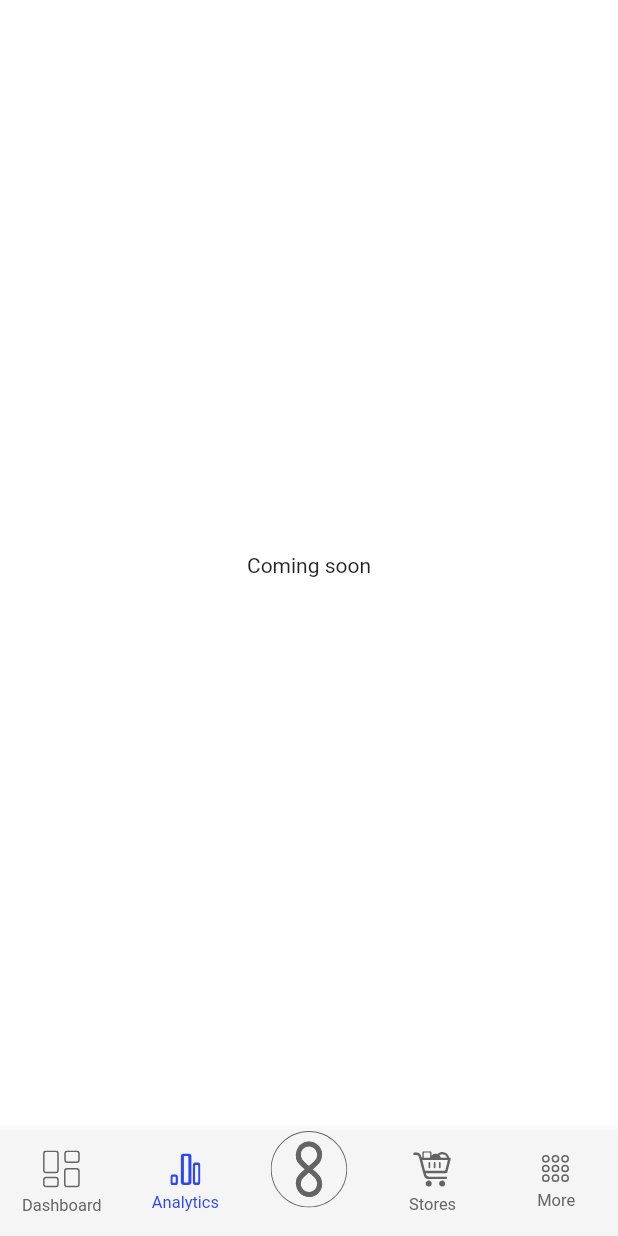
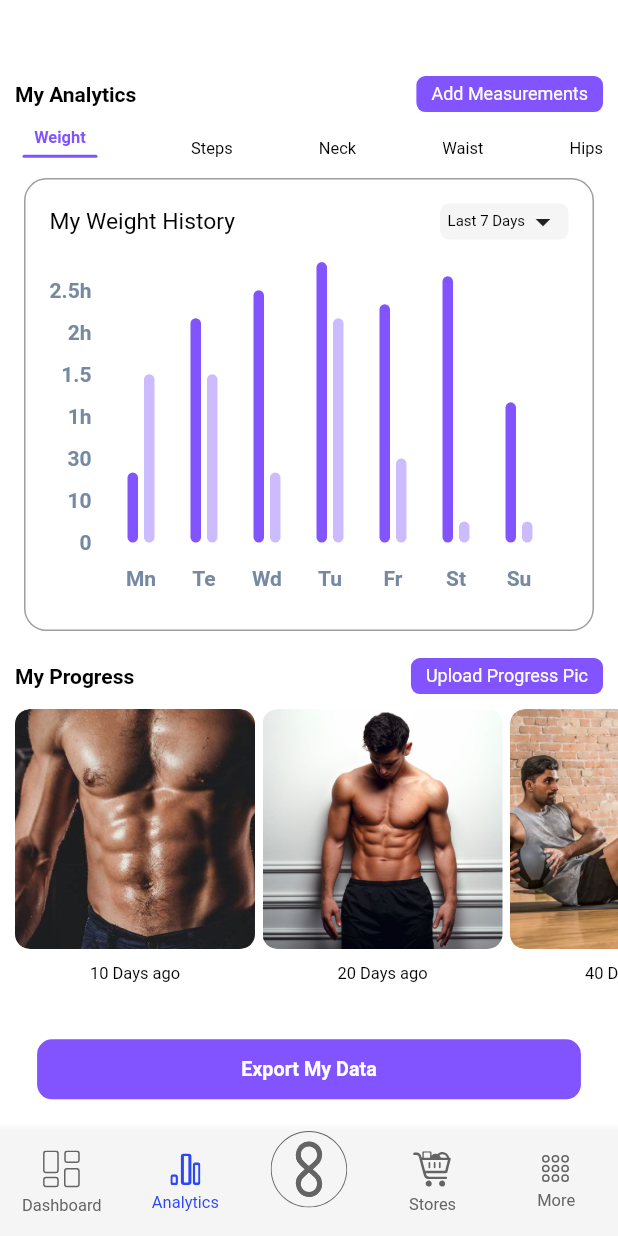
Before and after one commit to ibrahimsm83/Fitopia, a Flutter app: the HomeView screen opened by its route, swiped to page 2, on a phone screen of 412 x 824 dp. Run offline on Flutter 3.47's test engine with Material 2 defaults, Android fonts, the phone set to English and light mode, and no system bars; drawn by our look-alikes of fl_chart; our stand-ins replace bloc, dots_indicator, easy_localization, equatable, flutter_bloc, flutter_svg and 5 more; project files that could hold a hidden picture were left out.

Commit message:
Analytics screen done

```diff
--- a/lib/model/deshboard_model.dart
+++ b/lib/model/deshboard_model.dart
@@ -1,5 +1,4 @@
 import 'package:fitopia/presentation/resources/assets_manager.dart';
-import 'package:flutter/scheduler.dart';
 
 class weekDaysModel {
   int? id;
--- /dev/null
+++ b/lib/presentation/home/analytics_screen.dart
@@ -0,0 +1,247 @@
+import 'package:fitopia/presentation/Mixins/size.dart';
+import 'package:fitopia/presentation/resources/assets_manager.dart';
+import 'package:fitopia/presentation/resources/color_manager.dart';
+import 'package:fitopia/presentation/resources/styles_manager.dart';
+import 'package:fitopia/presentation/resources/values_manager.dart';
+import 'package:fitopia/widgets/bar_chart.dart';
+import 'package:fitopia/widgets/custome_button.dart';
+import 'package:flutter/material.dart';
+import 'package:responsive_sizer/responsive_sizer.dart';
+
+class AnalyticsView extends StatefulWidget {
+  const AnalyticsView({super.key});
+
+  @override
+  State<AnalyticsView> createState() => _AnalyticsViewState();
+}
+
+class _AnalyticsViewState extends State<AnalyticsView> {
+  static List myProgress = [
+    ImageAssets.myProgressImg1,
+    ImageAssets.myProgressImg2,
+    ImageAssets.myProgressImg3,
+    ImageAssets.myProgressImg1,
+    ImageAssets.myProgressImg2,
+    ImageAssets.myProgressImg3,
+    ImageAssets.workoutImage1,
+  ];
+  static List<String> myProgressText = <String>[
+    "10 Days ago",
+    "20 Days ago",
+    "40 Days ago",
+    "60 Days ago",
+    "80 Days ago",
+    "100 Days ago",
+    "120 Days ago",
+  ];
+
+  @override
+  Widget build(BuildContext context) {
+    return SingleChildScrollView(
+      child: Column(
+        children: [
+          SizedBox(height: 50.vs),
+          rowTextButton("My Analytics", "Add Measurements"),
+          SizedBox(height: 10),
+          Padding(
+            padding: const EdgeInsets.symmetric(horizontal: 10.0),
+            child: Row(
+              mainAxisAlignment: MainAxisAlignment.spaceBetween,
+              children: [
+                Column(
+                  children: [
+                    Text("Weight",
+                        style: getboldStyle(
+                            color: ColorManager.secondryTwo,fontSize: 10.mv)),
+                    Padding(
+                      padding: const EdgeInsets.all(5.0),
+                      child: Container(
+                        height: 2,
+                        width: 50,
+                        decoration: BoxDecoration(
+                            borderRadius: BorderRadius.circular(2),
+                            color: ColorManager.secondryTwo),
+                      ),
+                    ),
+                  ],
+                ),
+
+                Padding(
+                  padding: const EdgeInsets.fromLTRB(8.0, 8.0, 0.0, 5.0),
+                  child: Text("Steps",
+                      style: getRegularStyle(
+                          color: Theme.of(context).textTheme.bodyText1!.color!,
+                          fontSize: 10.mv)),
+                ),
+                Padding(
+                  padding: const EdgeInsets.fromLTRB(8.0, 8.0, 0.0, 5.0),
+                  child: Text("Neck",
+                      style: getRegularStyle(
+                          color: Theme.of(context).textTheme.bodyText1!.color!,
+                          fontSize: 10.mv)),
+                ),
+                Padding(
+                  padding: const EdgeInsets.fromLTRB(8.0, 8.0, 0.0, 5.0),
+                  child: Text("Waist",
+                      style: getRegularStyle(
+                          color: Theme.of(context).textTheme.bodyText1!.color!,
+                          fontSize: 10.mv)),
+                ),
+                Padding(
+                  padding: const EdgeInsets.fromLTRB(8.0, 8.0, 0.0, 5.0),
+                  child: Text("Hips",
+                      style: getRegularStyle(
+                          color: Theme.of(context).textTheme.bodyText1!.color!,
+                          fontSize: 10.mv)),
+                ),
+                // Padding(
+                //   padding: const EdgeInsets.fromLTRB(0.0, 8.0, 8.0, 0.0),
+                //   child: InkWell(
+                //       // onTap: onTapfiltericon,
+                //       child: CircleAvatar(
+                //     foregroundColor: ColorManager.greyColor,
+                //     backgroundColor: ColorManager.greyBorderColor,
+                //     radius: 10,
+                //     child: Center(
+                //         child: Icon(
+                //       Icons.add,
+                //       color: Colors.grey.shade800,
+                //       size: 12,
+                //     )),
+                //   )),
+                // ),
+              ],
+            ),
+          ),
+          Padding(
+            padding: const EdgeInsets.all(8.0),
+            child: linegraph(),
+          ),
+          SizedBox(height: 10),
+          rowTextButton("My Progress", "Upload Progress Pic"),
+          SizedBox(height: 10),
+          myProgressWiget(),
+          SizedBox(height: 10.vs),
+          button(
+              text: "Export My Data", //AppStrings.login,
+              color: ColorManager.secondryTwo,
+              onTap: () {
+                // Navigator.pushReplacementNamed(
+                //     context, Routes.Onboarding1Route);
+              }),
+          SizedBox(height: 1.vs),
+        ],
+      ),
+    );
+  }
+
+  Widget button({Function()? onTap, String? text, Color? color}) {
+    return Padding(
+      padding: EdgeInsets.symmetric(
+          horizontal: AppSize.sizeWidth(context) * 0.06, vertical: 10.0),
+      child: CustomeButton(
+          color: color!,
+          text: text ?? "",
+          style: getboldStyle(
+            color: ColorManager.whiteColor,
+            fontSize: AppSize.s12.mv,
+          ),
+          onTap: onTap),
+    );
+  }
+
+  Widget myProgressWiget() {
+    return SizedBox(
+      height: 200.0,
+      child: ListView.separated(
+          separatorBuilder: (context, index) => SizedBox(width: 5.0),
+          scrollDirection: Axis.horizontal,
+          itemCount: myProgress.length,
+          itemBuilder: (context, index) => Padding(
+                padding: EdgeInsets.only(left: index == 0 ? 10.0 : 0.0),
+                child: userhorizanlList(
+                    imagePath: myProgress[index], name: myProgressText[index]),
+              )),
+    );
+  }
+
+  Widget userhorizanlList({String? imagePath, String? name}) {
+    return Column(
+      crossAxisAlignment: CrossAxisAlignment.center,
+      children: [
+        Container(
+          width: 160,
+          height: 160,
+          decoration: BoxDecoration(
+            borderRadius: BorderRadius.circular(10.0),
+            image: DecorationImage(
+              fit: BoxFit.cover,
+              image: AssetImage(imagePath!),
+            ),
+          ),
+        ),
+        SizedBox(height: 10.0),
+        Text(name!,
+            // textAlign: TextAlign.center,
+            style: getRegularStyle(
+                color: ColorManager.blackColor, fontSize: AppSize.s10.mv)),
+      ],
+    );
+  }
+
+  Widget rowTextButton(String text1, String text2) {
+    return Padding(
+      padding: const EdgeInsets.symmetric(horizontal: 10.0),
+      child: Row(
+        mainAxisAlignment: MainAxisAlignment.spaceBetween,
+        children: [
+          Text(text1,
+              style: getboldStyle(
+                  color: ColorManager.blackColor, fontSize: 14.px)),
+          Container(
+            decoration: BoxDecoration(
+              color: ColorManager.secondryTwo,
+              borderRadius: BorderRadius.circular(6.0),
+            ),
+            child: Padding(
+              padding:
+                  const EdgeInsets.symmetric(horizontal: 10.0, vertical: 5.0),
+              child: Text(text2,
+                  style: getRegularStyle(color: ColorManager.whiteColor)),
+            ),
+          )
+        ],
+      ),
+    );
+  }
+
+  Widget linegraph() {
+    return Padding(
+      padding: const EdgeInsets.symmetric(horizontal: 8.0),
+      child: Container(
+        decoration: BoxDecoration(
+            color: ColorManager.whiteColor,
+            border: Border.all(color: Colors.grey),
+            borderRadius: BorderRadius.circular(15.0)),
+        child: Column(
+          children: [
+            Container(
+              height: 300,
+              // child: Padding(
+              //   padding: const EdgeInsets.only(
+              //       bottom: 30.0, left: 8.0, right: 8.0, top: 8.0),
+              child: BarChartSample2(),
+
+              // LineChartSample7(
+              //   betweenColor: Colors.transparent,
+              //   line2Color: Colors.transparent,
+              //   line1Color: ColorManager.graphLineColor,
+              // ),
+              // ),
+            ),
+          ],
+        ),
+      ),
+    );
+  }
+}
--- a/lib/presentation/home/home_screen.dart
+++ b/lib/presentation/home/home_screen.dart
@@ -1,5 +1,6 @@
 import 'package:easy_localization/easy_localization.dart';
 import 'package:fitopia/presentation/Mixins/size.dart';
+import 'package:fitopia/presentation/home/analytics_screen.dart';
 import 'package:fitopia/presentation/home/dashboard_screen.dart';
 import 'package:fitopia/translations/locale_keys.g.dart';
 import 'package:flutter/material.dart';
@@ -37,7 +38,8 @@ class _HomeViewState extends State<HomeView> {
         },
         children: <Widget>[
           DashboardView(),
-          Container(child: Center(child: Text("Coming soon"))),
+          AnalyticsView(),
+          //Container(child: Center(child: Text("Coming soon"))),
           Container(child: Center(child: Text("Coming soon"))),
           Container(child: Center(child: Text("Coming soon"))),
           Container(child: Center(child: Text("Coming soon"))),
--- a/lib/presentation/resources/assets_manager.dart
+++ b/lib/presentation/resources/assets_manager.dart
@@ -58,6 +58,11 @@ class ImageAssets {
  static const String BaseGoalIcon = "$ICON_PATH/BaseGoal.svg";
  static const String ExerciseIcon = "$ICON_PATH/Exercise.svg";
 
+ ///Analytics
+   static const String myProgressImg1 = "$IMAGE_PATH/myProgressImg1.png";
+   static const String myProgressImg2 = "$IMAGE_PATH/myProgressImg2.png";
+   static const String myProgressImg3 = "$IMAGE_PATH/myProgressImg3.png";
+
 
 
 }
--- a/lib/presentation/resources/color_manager.dart
+++ b/lib/presentation/resources/color_manager.dart
@@ -3,6 +3,7 @@ import 'package:flutter/material.dart';
 class ColorManager {
   static Color primary = HexColor.fromHex("#FE4E2D");
   static Color secondry = HexColor.fromHex("#2C47F8");
+  static Color secondryTwo = HexColor.fromHex("#8154FF");
   static Color graphLineColor = HexColor.fromHex("#332589");
   static Color greyBorderColor = HexColor.fromHex("#C5C5C5");
   static Color greyBoxColor = HexColor.fromHex("#F5F5F5");
--- /dev/null
+++ b/lib/widgets/bar_chart.dart
@@ -0,0 +1,293 @@
+import 'package:fitopia/presentation/resources/index_manager.dart';
+import 'package:fl_chart/fl_chart.dart';
+import 'package:flutter/material.dart';
+import 'package:responsive_sizer/responsive_sizer.dart';
+
+class BarChartSample2 extends StatefulWidget {
+  BarChartSample2({super.key});
+  final Color leftBarColor = ColorManager.secondryTwo;
+  final Color rightBarColor = ColorManager.secondryTwo.withOpacity(0.4);
+  final Color avgColor =
+      AppColors.contentColorOrange; //.avg(AppColors.contentColorRed);
+  @override
+  State<StatefulWidget> createState() => BarChartSample2State();
+}
+
+class BarChartSample2State extends State<BarChartSample2> {
+  final double width = 7;
+
+  late List<BarChartGroupData> rawBarGroups;
+  late List<BarChartGroupData> showingBarGroups;
+
+  int touchedGroupIndex = -1;
+
+  @override
+  void initState() {
+    super.initState();
+    final barGroup1 = makeGroupData(0, 5, 12);
+    final barGroup2 = makeGroupData(1, 16, 12);
+    final barGroup3 = makeGroupData(2, 18, 5);
+    final barGroup4 = makeGroupData(3, 20, 16);
+    final barGroup5 = makeGroupData(4, 17, 6);
+    final barGroup6 = makeGroupData(5, 19, 1.5);
+    final barGroup7 = makeGroupData(6, 10, 1.5);
+
+    final items = [
+      barGroup1,
+      barGroup2,
+      barGroup3,
+      barGroup4,
+      barGroup5,
+      barGroup6,
+      barGroup7,
+    ];
+
+    rawBarGroups = items;
+    showingBarGroups = rawBarGroups;
+  }
+
+  @override
+  Widget build(BuildContext context) {
+    return AspectRatio(
+      aspectRatio: 3,
+      child: Padding(
+        padding: const EdgeInsets.all(16),
+        child: Column(
+          crossAxisAlignment: CrossAxisAlignment.stretch,
+          children: <Widget>[
+            Row(
+              mainAxisAlignment: MainAxisAlignment.spaceBetween,
+              children: <Widget>[
+                Text(
+                  'My Weight History',
+                  style: getRegularStyle(
+                      color: ColorManager.blackColor, fontSize: 16.sp),
+                ),
+                const SizedBox(width: 4),
+                Container(
+                  decoration: BoxDecoration(
+                      borderRadius: BorderRadius.circular(6.0),
+                      color: ColorManager.greyBoxColor),
+                  child: Padding(
+                    padding: const EdgeInsets.symmetric(
+                      horizontal: 5.0,
+                    ),
+                    child: Row(
+                      children: [
+                        Text('Last 7 Days',
+                            style: getRegularStyle(
+                                color: ColorManager.blackColor, fontSize: 10)),
+                        Icon(Icons.arrow_drop_down)
+                      ],
+                    ),
+                  ),
+                ),
+              ],
+            ),
+            const SizedBox(height: 15),
+            Expanded(
+              child: BarChart(
+                BarChartData(
+                  maxY: 20,
+                  barTouchData: BarTouchData(
+                    touchTooltipData: BarTouchTooltipData(
+                      tooltipBgColor: Colors.grey,
+                      getTooltipItem: (a, b, c, d) => null,
+                    ),
+                    touchCallback: (FlTouchEvent event, response) {
+                      if (response == null || response.spot == null) {
+                        setState(() {
+                          touchedGroupIndex = -1;
+                          showingBarGroups = List.of(rawBarGroups);
+                        });
+                        return;
+                      }
+
+                      touchedGroupIndex = response.spot!.touchedBarGroupIndex;
+
+                      setState(() {
+                        if (!event.isInterestedForInteractions) {
+                          touchedGroupIndex = -1;
+                          showingBarGroups = List.of(rawBarGroups);
+                          return;
+                        }
+                        showingBarGroups = List.of(rawBarGroups);
+                        if (touchedGroupIndex != -1) {
+                          var sum = 0.0;
+                          for (final rod
+                              in showingBarGroups[touchedGroupIndex].barRods) {
+                            sum += rod.toY;
+                          }
+                          final avg = sum /
+                              showingBarGroups[touchedGroupIndex]
+                                  .barRods
+                                  .length;
+
+                          showingBarGroups[touchedGroupIndex] =
+                              showingBarGroups[touchedGroupIndex].copyWith(
+                            barRods: showingBarGroups[touchedGroupIndex]
+                                .barRods
+                                .map((rod) {
+                              return rod.copyWith(
+                                  toY: avg, color: widget.avgColor);
+                            }).toList(),
+                          );
+                        }
+                      });
+                    },
+                  ),
+                  titlesData: FlTitlesData(
+                    show: true,
+                    rightTitles: const AxisTitles(
+                      sideTitles: SideTitles(showTitles: false),
+                    ),
+                    topTitles: const AxisTitles(
+                      sideTitles: SideTitles(showTitles: false),
+                    ),
+                    bottomTitles: AxisTitles(
+                      sideTitles: SideTitles(
+                        showTitles: true,
+                        getTitlesWidget: bottomTitles,
+                        reservedSize: 42,
+                      ),
+                    ),
+                    leftTitles: AxisTitles(
+                      sideTitles: SideTitles(
+                        showTitles: true,
+                        reservedSize: 28,
+                        interval: 1,
+                        getTitlesWidget: leftTitles,
+                      ),
+                    ),
+                  ),
+                  borderData: FlBorderData(
+                    show: false,
+                  ),
+                  barGroups: showingBarGroups,
+                  gridData: const FlGridData(show: false),
+                ),
+              ),
+            ),
+          ],
+        ),
+      ),
+    );
+  }
+
+  Widget leftTitles(double value, TitleMeta meta) {
+    const style = TextStyle(
+      color: Color(0xff7589a2),
+      fontWeight: FontWeight.bold,
+      fontSize: 14,
+    );
+    String text;
+
+    if (value == 0) {
+      text = '0';
+    } else if (value == 3) {
+      text = '10';
+    } else if (value == 6) {
+      text = '30';
+    } else if (value == 9) {
+      text = '1h';
+    } else if (value == 12) {
+      text = '1.5';
+    } else if (value == 15) {
+      text = '2h';
+    } else if (value == 18) {
+      text = '2.5h';
+    } else {
+      return Container();
+    }
+    return SideTitleWidget(
+      axisSide: meta.axisSide,
+      space: 0,
+      child: Text(text, style: style),
+    );
+  }
+
+  Widget bottomTitles(double value, TitleMeta meta) {
+    final titles = <String>['Mn', 'Te', 'Wd', 'Tu', 'Fr', 'St', 'Su'];
+
+    final Widget text = Text(
+      titles[value.toInt()],
+      style: const TextStyle(
+        color: Color(0xff7589a2),
+        fontWeight: FontWeight.bold,
+        fontSize: 14,
+      ),
+    );
+
+    return SideTitleWidget(
+      axisSide: meta.axisSide,
+      space: 16, //margin top
+      child: text,
+    );
+  }
+
+  BarChartGroupData makeGroupData(int x, double y1, double y2) {
+    return BarChartGroupData(
+      barsSpace: 4,
+      x: x,
+      barRods: [
+        BarChartRodData(
+          toY: y1,
+          color: widget.leftBarColor,
+          width: width,
+        ),
+        BarChartRodData(
+          toY: y2,
+          color: widget.rightBarColor,
+          width: width,
+        ),
+      ],
+    );
+  }
+
+  Widget makeTransactionsIcon() {
+    const width = 4.5;
+    const space = 3.5;
+    return Row(
+      mainAxisSize: MainAxisSize.min,
+      children: <Widget>[
+        Container(
+          width: width,
+          height: 10,
+          color: Colors.white.withOpacity(0.4),
+        ),
+        const SizedBox(
+          width: space,
+        ),
+        Container(
+          width: width,
+          height: 28,
+          color: Colors.white.withOpacity(0.8),
+        ),
+        const SizedBox(
+          width: space,
+        ),
+        Container(
+          width: width,
+          height: 42,
+          color: Colors.white.withOpacity(1),
+        ),
+        const SizedBox(
+          width: space,
+        ),
+        Container(
+          width: width,
+          height: 28,
+          color: Colors.white.withOpacity(0.8),
+        ),
+        const SizedBox(
+          width: space,
+        ),
+        Container(
+          width: width,
+          height: 10,
+          color: Colors.white.withOpacity(0.4),
+        ),
+      ],
+    );
+  }
+}
--- a/lib/widgets/line_cahrt_sample7.dart
+++ b/lib/widgets/line_cahrt_sample7.dart
@@ -1,4 +1,3 @@
-import 'package:easy_localization/easy_localization.dart';
 import 'package:fl_chart/fl_chart.dart';
 import 'package:flutter/material.dart';
 
```
Also changed, not shown: assets/images/myProgressImg1.png (added), assets/images/myProgressImg2.png (added), assets/images/myProgressImg3.png (added), lib/presentation/home/my_planes_screen.dart (deleted).
